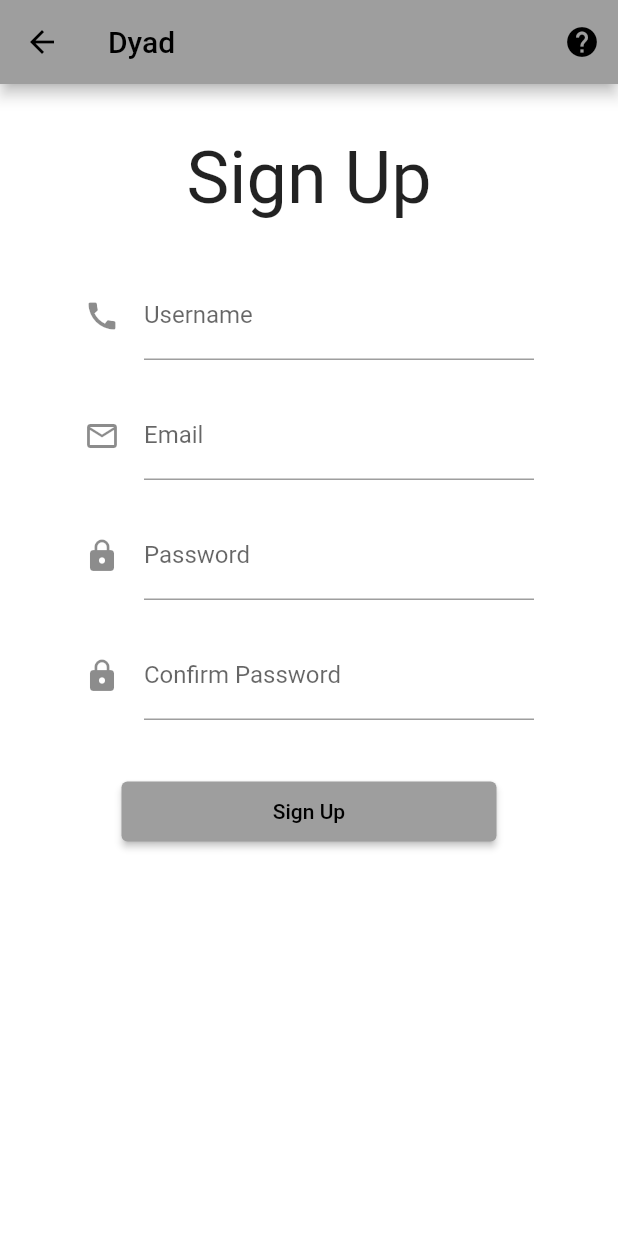
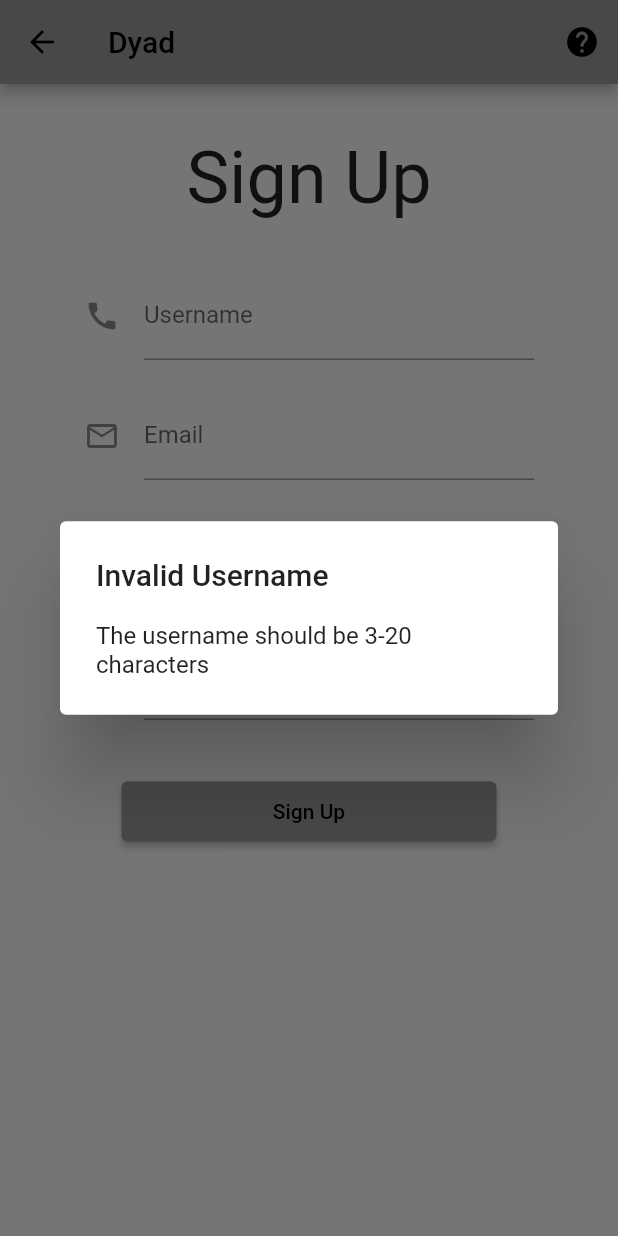
Before and after one commit to DyadSocial/dyad-mobile, a Flutter app: the SignupScreen screen opened directly, after a tap on "Sign Up", on a phone screen of 412 x 824 dp. Run offline on Flutter 3.47's test engine with Material 2 defaults, Android fonts, the phone set to English and light mode, and no system bars; our stand-ins replace fixnum, image_cropper, image_picker, shared_preferences, sqflite, timeago and 1 more; missing offline and left inert: adaptive_navigation, path_to_regexp, protobuf; accounts and stored records are empty; statements that could not run were skipped.

Commit message:
login/signup auth

```diff
--- a/dyadapp/lib/src/pages/signup.dart
+++ b/dyadapp/lib/src/pages/signup.dart
@@ -50,6 +50,16 @@ class _SignupScreenState extends State<SignupScreen> {
     Navigator.of(context).push<void>(
         MaterialPageRoute<void>(builder: (context) => const AboutScreen()));
   }
+
+ void displayDialog(BuildContext context, String title, String text) =>
+	showDialog(
+	  context: context,
+	  builder: (context) =>
+	    AlertDialog(
+	      title: Text(title),
+	      content: Text(text)
+	    ),
+	);
 
   Widget _buildSignup() {
     return Center(
@@ -138,34 +148,22 @@ class _SignupScreenState extends State<SignupScreen> {
 
                     if (_userNameController.text.length < 3 || _userNameController.text.length > 20)
                     {
-                      AlertDialog(
-                        title: Text("Invalid Username"),
-                        content: Text("The username should be 3-20 characters")
-                      );
+                      displayDialog(context,"Invalid Username", "The username should be 3-20 characters");
                     }
-                    else if (_passwordController.text.length < 6 || _passwordController.text.length < 20)
+                    else if (_passwordController.text.length < 6 || _passwordController.text.length > 20)
                     {
-                      AlertDialog(
-                        title: Text("Invalid Password"),
-                        content: Text("The username should be 6-20 characters")
-                      );
+                      displayDialog(context,"Invalid Password", "The password should be 6-20 characters");
                     }
                     else
                     {
                       var response = await APIProvider.postUserSignup(details);
                       if (response != '')
                       {
-                        AlertDialog(
-                        title: Text("Success"),
-                        content: Text("Your account was successfully created")
-                        );
+                       displayDialog(context,"Success", "Your account has been successfully created");
                       }
                       else
                       {
-                        AlertDialog(
-                        title: Text("Error"),
-                        content: Text("Username is already registered")
-                        );
+                        displayDialog(context,"Error", "Username is already taken");
                       }
                     }
                   },
--- a/dyadapp/lib/src/utils/api_provider.dart
+++ b/dyadapp/lib/src/utils/api_provider.dart
@@ -21,7 +21,7 @@ class APIProvider {
 
   static Future<String> postUserSignup(Map<String, String> formData) async {
     final response = await http.post(
-      Uri.parse('$_baseURL/core/register/'),
+      Uri.parse('$_baseURL/core/register'),
       body: {
         "username": formData['username'],
         "password": formData['password']
@@ -34,13 +34,13 @@ class APIProvider {
   }
 
   static Future<String> logIn(Map <String, String> formData) async {
-    final response = await http.post(Uri.parse('$_baseURL/core/login'),
+    final response = await http.post(Uri.parse('${_baseURL}/core/login/'),
     body: {
         "username": formData['username'],
         "password": formData['password'],
       }
     );
-
+    print(response.statusCode);
     if(response.statusCode == 200) {
       return response.body;
     }
```
Also changed, not shown: dyadapp/lib/src/pages/login.dart (+12 -4 lines), 2 other files.
